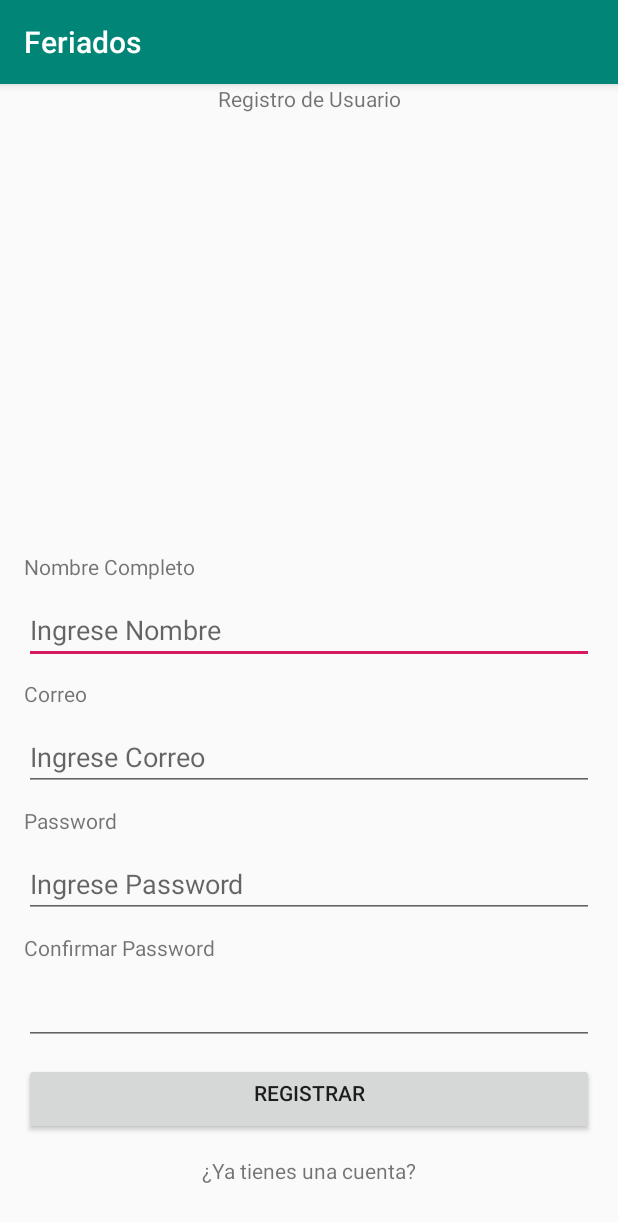
After one commit to davidvaguilar/feriados2020, an Android app: the RegisterActivity screen opened directly, with no data from a screen before it, on a phone screen of 412 x 824 dp. The commit adds this screen. Shown: the top 1222 px of the screen. Run offline under Robolectric (Android 15) with nearby library versions, the phone set to English and light mode, and no system bars.

Commit message:
Agregado Register

```diff
--- a/app/src/main/AndroidManifest.xml
+++ b/app/src/main/AndroidManifest.xml
@@ -11,7 +11,8 @@
         android:roundIcon="@mipmap/ic_launcher_round"
         android:supportsRtl="true"
         android:theme="@style/AppTheme">
-        <activity android:name=".FeriadosActivity"></activity>
+        <activity android:name=".RegisterActivity"></activity>
+        <activity android:name=".FeriadosActivity" />
         <activity android:name=".MenuActivity" />
         <activity android:name=".MainActivity">
             <intent-filter>
--- a/app/src/main/java/cl/dyi/feriados/Interface/ApiService.java
+++ b/app/src/main/java/cl/dyi/feriados/Interface/ApiService.java
@@ -19,4 +19,12 @@ public interface ApiService {
             @Query("email") String email,
             @Query("password")String password
     );
+
+    @POST("register")
+    Call<LoginResponse> postRegister(
+            @Query("name") String name,
+            @Query("email") String email,
+            @Query("password") String password,
+            @Query("password_confirmation") String password_confirmation
+    );
 }
--- a/app/src/main/java/cl/dyi/feriados/MainActivity.java
+++ b/app/src/main/java/cl/dyi/feriados/MainActivity.java
@@ -42,6 +42,14 @@ public class MainActivity extends AppCompatActivity {
                 login();
             }
         });
+
+
+
+    }
+
+    public void GoToRegister(View view) {
+        Intent i = new Intent(this, RegisterActivity.class );
+        startActivity(i);
     }
 
     public void login(){
@@ -67,7 +75,7 @@ public class MainActivity extends AppCompatActivity {
                     }
                     LoginResponse loginResponse = response.body();
                     if (loginResponse.getSuccess()) {
-                        Toast.makeText(MainActivity.this, "Login Exito", Toast.LENGTH_LONG).show();
+                        Toast.makeText(MainActivity.this, loginResponse.getJwt(), Toast.LENGTH_LONG).show();
                     } else {
                         Toast.makeText(MainActivity.this, "Las credenciales son incorrectas", Toast.LENGTH_LONG).show();
                     }
--- /dev/null
+++ b/app/src/main/java/cl/dyi/feriados/RegisterActivity.java
@@ -0,0 +1,91 @@
+package cl.dyi.feriados;
+
+import androidx.appcompat.app.AppCompatActivity;
+
+import android.os.Bundle;
+import android.view.View;
+import android.widget.Button;
+import android.widget.EditText;
+import android.widget.Toast;
+
+import cl.dyi.feriados.Interface.ApiService;
+import cl.dyi.feriados.Response.LoginResponse;
+import retrofit2.Call;
+import retrofit2.Callback;
+import retrofit2.Response;
+import retrofit2.Retrofit;
+import retrofit2.converter.gson.GsonConverterFactory;
+
+public class RegisterActivity extends AppCompatActivity {
+
+    private EditText edtRegisterName;
+    private EditText edtRegisterEmail;
+    private EditText edtRegisterPassword;
+    private EditText edtRegisterConfirm;
+    private Button btnRegister;
+
+    @Override
+    protected void onCreate(Bundle savedInstanceState) {
+        super.onCreate(savedInstanceState);
+        setContentView(R.layout.activity_register);
+
+        btnRegister = findViewById(R.id.btnRegister);
+        btnRegister.setOnClickListener(new View.OnClickListener() {
+            @Override
+            public void onClick(View v) {
+                register();
+            }
+        });
+    }
+
+    public void register(){
+        edtRegisterName = findViewById(R.id.edtRegisterName);
+        edtRegisterEmail = findViewById(R.id.edtRegisterEmail);
+        edtRegisterPassword = findViewById(R.id.edtRegisterPassword);
+        edtRegisterConfirm = findViewById(R.id.edtRegisterConfirm);
+        String name = edtRegisterName.getText().toString();
+        String email = edtRegisterEmail.getText().toString();
+        String password = edtRegisterPassword.getText().toString();
+        String confirm = edtRegisterConfirm.getText().toString();
+
+
+        if( name.trim().isEmpty() || email.trim().isEmpty() || password.trim().isEmpty() || confirm.trim().isEmpty() ){
+            Toast.makeText(this, "Por Favor ingrese llene todos los campos", Toast.LENGTH_LONG).show();
+            return;
+        }
+      //  Toast.makeText(this, confirm, Toast.LENGTH_LONG).show();
+        if( password.equals(confirm) ){
+            Toast.makeText(this, "Las contraseñas no coinciden.", Toast.LENGTH_LONG).show();
+            return;
+        }
+        Retrofit retrofit = new Retrofit.Builder()
+                .baseUrl("http://cita.dyi.cl/api/")
+                .addConverterFactory(GsonConverterFactory.create()).build();
+        ApiService apiService = retrofit.create(ApiService.class);
+
+        Call<LoginResponse> call = apiService.postRegister(name, email, password, confirm);
+        call.enqueue(new Callback<LoginResponse>() {
+            @Override
+            public void onResponse(Call<LoginResponse> call, Response<LoginResponse> response) {
+                if (!response.isSuccessful()) {
+                    Toast.makeText(RegisterActivity.this, "Codigo de Error: " + response.code(), Toast.LENGTH_SHORT).show();
+                } else {
+                    LoginResponse loginResponse = response.body();
+                    if (loginResponse.getSuccess()) {
+                        Toast.makeText(RegisterActivity.this, "Registro Exitoso", Toast.LENGTH_LONG).show();
+
+
+                    } else {
+                        Toast.makeText(RegisterActivity.this, "Ocurrio un error con el registro", Toast.LENGTH_LONG).show();
+                    }
+                }
+            }
+
+            @Override
+            public void onFailure(Call<LoginResponse> call, Throwable t) {
+                Toast.makeText(RegisterActivity.this, t.getLocalizedMessage(), Toast.LENGTH_SHORT).show();
+            }
+        });
+
+    }
+}
--- a/app/src/main/res/layout/activity_main.xml
+++ b/app/src/main/res/layout/activity_main.xml
@@ -55,6 +55,7 @@
 
         <TextView
             android:id="@+id/etvRegister"
+            android:onClick="GoToRegister"
             android:layout_width="match_parent"
             android:layout_height="wrap_content"
             android:layout_marginTop="14dp"
--- /dev/null
+++ b/app/src/main/res/layout/activity_register.xml
@@ -0,0 +1,102 @@
+<?xml version="1.0" encoding="utf-8"?>
+<LinearLayout xmlns:android="http://schemas.android.com/apk/res/android"
+    xmlns:tools="http://schemas.android.com/tools"
+    android:layout_width="match_parent"
+    android:layout_height="match_parent"
+    android:orientation="vertical"
+    tools:context=".RegisterActivity">
+
+    <TextView
+        android:layout_width="match_parent"
+        android:layout_height="wrap_content"
+        android:gravity="center_horizontal"
+        android:height="0dp"
+        android:layout_weight="1"
+        android:text="Registro de Usuario"/>
+
+    <LinearLayout android:layout_width="match_parent"
+        android:layout_height="wrap_content"
+        android:padding="16dp"
+        android:orientation="vertical">
+
+        <TextView
+            android:layout_width="wrap_content"
+            android:layout_height="wrap_content"
+            android:layout_marginTop="14dp"
+            android:text="Nombre Completo"/>
+
+        <EditText
+            android:id="@+id/edtRegisterName"
+            android:layout_width="match_parent"
+            android:layout_height="wrap_content"
+            android:inputType="textPersonName"
+            android:layout_marginTop="10dp"
+            android:hint="Ingrese Nombre"/>
+
+        <TextView
+            android:layout_width="wrap_content"
+            android:layout_height="wrap_content"
+            android:layout_marginTop="10dp"
+            android:text="Correo"/>
+
+        <EditText
+            android:id="@+id/edtRegisterEmail"
+            android:layout_width="match_parent"
+            android:layout_height="wrap_content"
+            android:inputType="textEmailAddress"
+            android:layout_marginTop="10dp"
+            android:hint="Ingrese Correo"/>
+
+        <TextView
+            android:layout_width="wrap_content"
+            android:layout_height="wrap_content"
+            android:layout_marginTop="10dp"
+            android:text="Password"/>
+
+        <EditText
+            android:id="@+id/edtRegisterPassword"
+            android:layout_width="match_parent"
+            android:layout_height="wrap_content"
+            android:inputType="textPassword"
+            android:layout_marginTop="10dp"
+            android:hint="Ingrese Password"/>
+
+        <TextView
+            android:layout_width="wrap_content"
+            android:layout_height="wrap_content"
+            android:layout_marginTop="10dp"
+            android:text="Confirmar Password"/>
+
+        <EditText
+            android:id="@+id/edtRegisterConfirm"
+            android:layout_width="match_parent"
+            android:layout_height="wrap_content"
+            android:layout_marginTop="10dp"
+            android:inputType="textPassword"/>
+
+        <Button
+            android:id="@+id/btnRegister"
+            android:layout_width="match_parent"
+            android:layout_height="wrap_content"
+            android:gravity="center_horizontal"
+            android:layout_marginTop="12dp"
+            android:text="Registrar"/>
+
+        <TextView
+            android:id="@+id/etvLogin"
+            android:layout_width="match_parent"
+            android:layout_height="wrap_content"
+            android:layout_marginTop="14dp"
+            android:layout_marginBottom="18dp"
+            android:gravity="center_horizontal"
+            android:text="¿Ya tienes una cuenta?" />
+
+    </LinearLayout>
+
+
+
+
+
+
+
+</LinearLayout>
```
